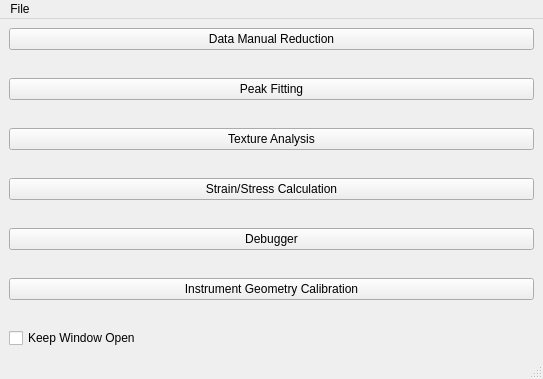
First picture: the form in pyrs/interface/designer/pyrsmain.ui, repository neutrons/PyRS, before the edit.
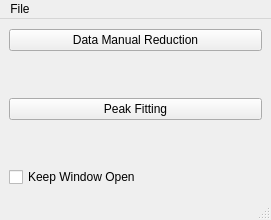
Second picture: the form after the edit.

The edit to the form file:
```diff
--- a/pyrs/interface/designer/pyrsmain.ui
+++ b/pyrs/interface/designer/pyrsmain.ui
@@ -6,8 +6,8 @@
    <rect>
     <x>0</x>
     <y>0</y>
-    <width>543</width>
-    <height>379</height>
+    <width>271</width>
+    <height>220</height>
    </rect>
   </property>
   <property name="windowTitle">
@@ -15,13 +15,20 @@
   </property>
   <widget class="QWidget" name="centralwidget">
    <layout class="QGridLayout" name="gridLayout">
-    <item row="11" column="0">
-     <spacer name="verticalSpacer_5">
+    <item row="2" column="0">
+     <widget class="QPushButton" name="pushButton_fitPeaks">
+      <property name="text">
+       <string>Peak Fitting</string>
+      </property>
+     </widget>
+    </item>
+    <item row="1" column="0">
+     <spacer name="verticalSpacer">
       <property name="orientation">
        <enum>Qt::Vertical</enum>
       </property>
       <property name="sizeType">
-       <enum>QSizePolicy::Preferred</enum>
+       <enum>QSizePolicy::Ignored</enum>
       </property>
       <property name="sizeHint" stdset="0">
        <size>
@@ -31,19 +38,21 @@
       </property>
      </spacer>
     </item>
-    <item row="6" column="0">
-     <widget class="QPushButton" name="pushButton_launchStrainStressCalculation">
-      <property name="text">
-       <string>Strain/Stress Calculation</string>
+    <item row="3" column="0">
+     <spacer name="verticalSpacer_2">
+      <property name="orientation">
+       <enum>Qt::Vertical</enum>
       </property>
-     </widget>
-    </item>
-    <item row="8" column="0">
-     <widget class="QPushButton" name="pushButton_launchDebugger">
-      <property name="text">
-       <string>Debugger</string>
+      <property name="sizeType">
+       <enum>QSizePolicy::Ignored</enum>
       </property>
-     </widget>
+      <property name="sizeHint" stdset="0">
+       <size>
+        <width>20</width>
+        <height>40</height>
+       </size>
+      </property>
+     </spacer>
     </item>
     <item row="0" column="0">
      <widget class="QPushButton" name="pushButton_manualReduction">
@@ -52,7 +61,7 @@
       </property>
      </widget>
     </item>
-    <item row="12" column="0">
+    <item row="7" column="0">
      <widget class="QCheckBox" name="checkBox_keepWindowOpen">
       <property name="toolTip">
        <string>&lt;html&gt;&lt;head/&gt;&lt;body&gt;&lt;p&gt;If being checked, then after launching a sub-module, this main window will still be shown.&lt;/p&gt;&lt;/body&gt;&lt;/html&gt;</string>
@@ -62,107 +71,6 @@
       </property>
      </widget>
     </item>
-    <item row="1" column="0">
-     <spacer name="verticalSpacer">
-      <property name="orientation">
-       <enum>Qt::Vertical</enum>
-      </property>
-      <property name="sizeType">
-       <enum>QSizePolicy::Ignored</enum>
-      </property>
-      <property name="sizeHint" stdset="0">
-       <size>
-        <width>20</width>
-        <height>40</height>
-       </size>
-      </property>
-     </spacer>
-    </item>
-    <item row="4" column="0">
-     <widget class="QPushButton" name="pushButton_launchTextureAnalysis">
-      <property name="text">
-       <string>Texture Analysis</string>
-      </property>
-     </widget>
-    </item>
-    <item row="5" column="0">
-     <spacer name="verticalSpacer_3">
-      <property name="orientation">
-       <enum>Qt::Vertical</enum>
-      </property>
-      <property name="sizeType">
-       <enum>QSizePolicy::Ignored</enum>
-      </property>
-      <property name="sizeHint" stdset="0">
-       <size>
-        <width>20</width>
-        <height>40</height>
-       </size>
-      </property>
-     </spacer>
-    </item>
-    <item row="2" column="0">
-     <widget class="QPushButton" name="pushButton_fitPeaks">
-      <property name="text">
-       <string>Peak Fitting</string>
-      </property>
-     </widget>
-    </item>
-    <item row="3" column="0">
-     <spacer name="verticalSpacer_2">
-      <property name="orientation">
-       <enum>Qt::Vertical</enum>
-      </property>
-      <property name="sizeType">
-       <enum>QSizePolicy::Ignored</enum>
-      </property>
-      <property name="sizeHint" stdset="0">
-       <size>
-        <width>20</width>
-        <height>40</height>
-       </size>
-      </property>
-     </spacer>
-    </item>
-    <item row="7" column="0">
-     <spacer name="verticalSpacer_4">
-      <property name="orientation">
-       <enum>Qt::Vertical</enum>
-      </property>
-      <property name="sizeType">
-       <enum>QSizePolicy::Ignored</enum>
-      </property>
-      <property name="sizeHint" stdset="0">
-       <size>
-        <width>20</width>
-        <height>40</height>
-       </size>
-      </property>
-     </spacer>
-    </item>
-    <item row="10" column="0">
-     <widget class="QPushButton" name="pushButton_calibration">
-      <property name="text">
-       <string>Instrument Geometry Calibration</string>
-      </property>
-     </widget>
-    </item>
-    <item row="9" column="0">
-     <spacer name="verticalSpacer_6">
-      <property name="orientation">
-       <enum>Qt::Vertical</enum>
-      </property>
-      <property name="sizeType">
-       <enum>QSizePolicy::Ignored</enum>
-      </property>
-      <property name="sizeHint" stdset="0">
-       <size>
-        <width>20</width>
-        <height>40</height>
-       </size>
-      </property>
-     </spacer>
-    </item>
    </layout>
   </widget>
   <widget class="QMenuBar" name="menubar">
@@ -170,8 +78,8 @@
     <rect>
      <x>0</x>
      <y>0</y>
-     <width>543</width>
-     <height>25</height>
+     <width>271</width>
+     <height>20</height>
     </rect>
    </property>
    <widget class="QMenu" name="menuFile">
```
